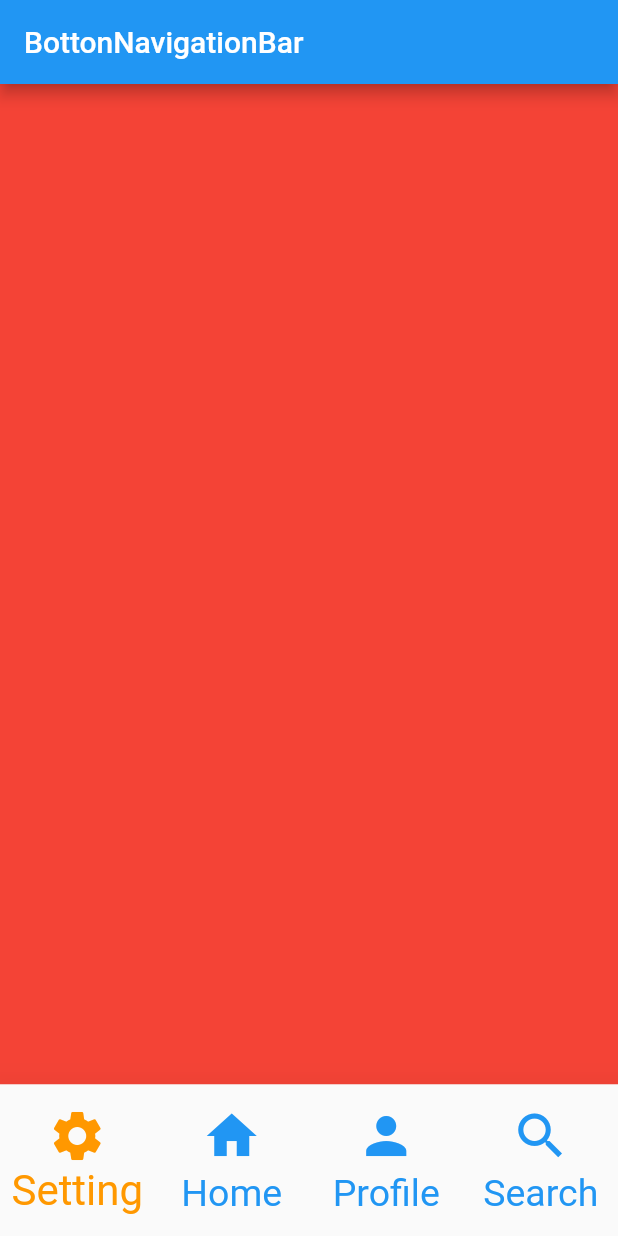
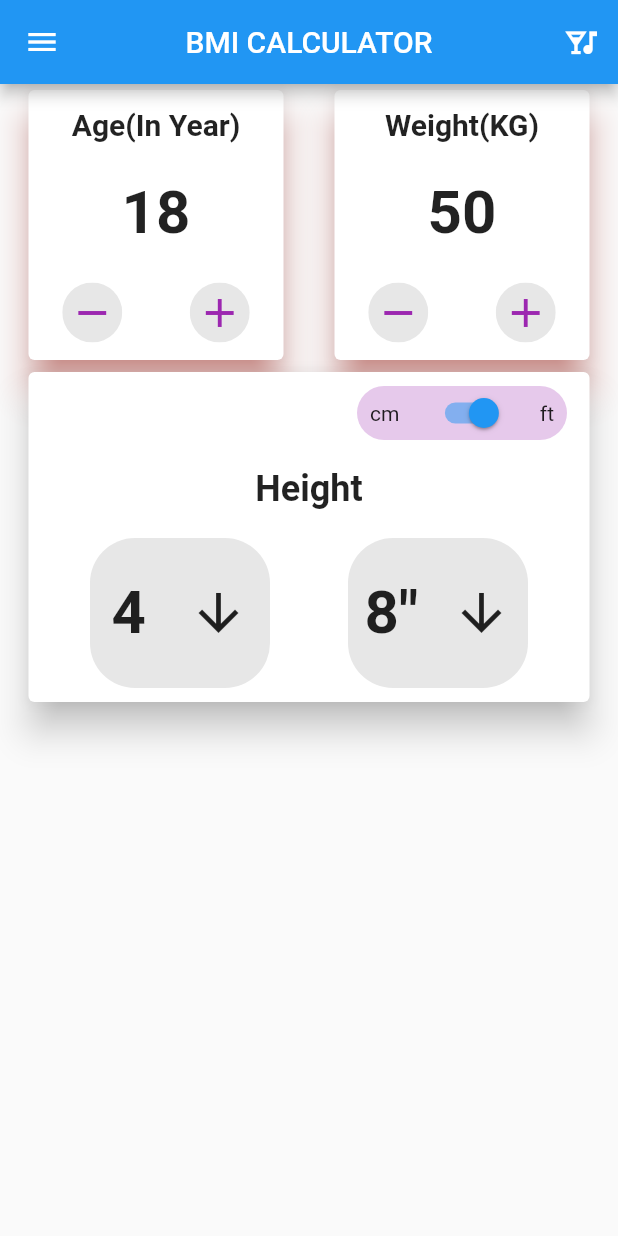
Before and after one commit to jpmehedi/ict-flutter-batch-8, a Flutter app: the screen it shows after launch, on a phone screen of 412 x 824 dp. Run offline on Flutter 3.47's test engine with Material 2 defaults, Android fonts, the light colour scheme and no system bars.

Commit message:
Layout building

```diff
--- /dev/null
+++ b/lib/bmi/bmi_screen.dart
@@ -0,0 +1,256 @@
+import 'package:flutter/material.dart';
+
+class BmiScreen extends StatelessWidget {
+  const BmiScreen({ Key? key }) : super(key: key);
+
+  @override
+  Widget build(BuildContext context) {
+    return Scaffold(
+      appBar: AppBar(
+        // backgroundColor: Colors.white,
+        title: Text("bmi calculator".toUpperCase()),
+        centerTitle: true,
+        actions: [
+          IconButton(
+            onPressed: (){},
+            icon: Icon(Icons.nightlife_outlined)
+          )
+        ],
+      ),
+      drawer: Drawer(),
+
+      body: Padding(
+        padding: const EdgeInsets.symmetric(horizontal: 15),
+        child: Column(
+          children: [
+            Container(
+              child: Row(
+                mainAxisAlignment: MainAxisAlignment.spaceBetween,
+                children: [
+                  Card(
+                    elevation: 10,
+                    shadowColor: Colors.red,
+                    // shape: RoundedRectangleBorder(
+                    //   borderRadius: BorderRadius.circular(20)
+                    // ),
+                    child: Container(
+                      height: 180,
+                      width: 170,
+                      child: Column(
+                        mainAxisAlignment: MainAxisAlignment.spaceAround,
+                        children: [
+                          Text(
+                            "Age(In Year)",
+                            style: TextStyle(
+                              fontSize: 20,
+                              fontWeight: FontWeight.bold
+                            ),
+                          ),
+                          Text(
+                           "18",
+                           style: TextStyle(
+                              fontSize: 40,
+                              fontWeight: FontWeight.bold
+                            ),
+                          ),
+                          Row(
+                            mainAxisAlignment: MainAxisAlignment.spaceAround,
+                            children: [
+                                ClipOval(
+                                  child: Material(
+                                    color: Colors.grey.withOpacity(0.25),
+                                    child: InkWell(
+                                      splashColor: Colors.blue,
+                                      onTap: (){},
+                                      child: SizedBox(
+                                        width: 40,
+                                        height: 40,
+                                        child: Icon(Icons.remove, size: 32, color: Colors.purple,),
+                                      ),
+                                    ),
+                                  ),
+                                ),
+                                ClipOval(
+                                  child: Material(
+                                    color: Colors.grey.withOpacity(0.25),
+                                    child: InkWell(
+                                      splashColor: Colors.blue,
+                                      onTap: (){},
+                                      child: SizedBox(
+                                        width: 40,
+                                        height: 40,
+                                        child: Icon(Icons.add, size: 32, color: Colors.purple,),
+                                      ),
+                                    ),
+                                  ),
+                                )
+                            ],
+                          )
+                        ],
+                      ),
+                    ),
+                  ),
+                  Card(
+                    elevation: 10,
+                    shadowColor: Colors.red,
+                    child: Container(
+                      height: 180,
+                      width: 170,
+                      child: Column(
+                        mainAxisAlignment: MainAxisAlignment.spaceAround,
+                        children: [
+                          Text(
+                            "Weight(KG)",
+                            style: TextStyle(
+                              fontSize: 20,
+                              fontWeight: FontWeight.bold
+                            ),
+                          ),
+                          Text(
+                           "50",
+                           style: TextStyle(
+                              fontSize: 40,
+                              fontWeight: FontWeight.bold
+                            ),
+                          ),
+                          Row(
+                            mainAxisAlignment: MainAxisAlignment.spaceAround,
+                            children: [
+                                ClipOval(
+                                  child: Material(
+                                    color: Colors.grey.withOpacity(0.25),
+                                    child: InkWell(
+                                      splashColor: Colors.blue,
+                                      onTap: (){},
+                                      child: SizedBox(
+                                        width: 40,
+                                        height: 40,
+                                        child: Icon(Icons.remove, size: 32, color: Colors.purple,),
+                                      ),
+                                    ),
+                                  ),
+                                ),
+                                ClipOval(
+                                  child: Material(
+                                    color: Colors.grey.withOpacity(0.25),
+                                    child: InkWell(
+                                      splashColor: Colors.blue,
+                                      onTap: (){},
+                                      child: SizedBox(
+                                        width: 40,
+                                        height: 40,
+                                        child: Icon(Icons.add, size: 32, color: Colors.purple,),
+                                      ),
+                                    ),
+                                  ),
+                                )
+                            ],
+                          )
+                        ],
+                      ),
+                    ),
+                  )
+                ],
+              ),
+            ),
+
+            Card(
+              elevation: 10,
+              child: Container(
+                height: 220,
+                padding: EdgeInsets.symmetric(horizontal: 15),
+                child: Column(
+                  mainAxisAlignment: MainAxisAlignment.spaceAround,
+                  children: [
+                    Row(
+                      mainAxisAlignment: MainAxisAlignment.end,
+                      children: [
+                        Container(
+                          height: 36,
+                          width: 140,
+                          decoration: BoxDecoration(
+                            color: Colors.purple.withOpacity(0.25),
+                            borderRadius: BorderRadius.circular(18)
+                          ),
+                          child: Row(
+                            mainAxisAlignment: MainAxisAlignment.spaceAround,
+                            children: [
+                              Text("cm"),
+                              Switch(
+                                value: true,
+                                onChanged: (bool x){}
+                              ),
+                              Text("ft")
+                            ],
+                          ),
+                        ),
+                      ],
+                    ),
+                    Text(
+                      "Height",
+                      style: TextStyle(
+                        fontSize: 24,
+                        fontWeight: FontWeight.bold
+                      ),
+                    ),
+                    Row(
+                      mainAxisAlignment: MainAxisAlignment.spaceAround,
+                      children: [
+                        Container(
+                          width: 120,
+                          height: 100,
+                          decoration: BoxDecoration(
+                            color: Colors.grey.withOpacity(0.25),
+                            borderRadius: BorderRadius.circular(30)
+                          ),
+                          child: Row(
+                            mainAxisAlignment: MainAxisAlignment.spaceAround,
+                            children: [
+                              Text(
+                                "4",
+                                style: TextStyle(
+                                  fontSize: 40,
+                                  fontWeight: FontWeight.bold
+                                ),
+                              ),
+                              Icon(Icons.arrow_downward, size: 40,)
+                            ],
+                          ),
+                        ),
+                        Container(
+                          width: 120,
+                          height: 100,
+                          decoration: BoxDecoration(
+                            color: Colors.grey.withOpacity(0.25),
+                            borderRadius: BorderRadius.circular(30)
+                          ),
+                          child: Row(
+                            mainAxisAlignment: MainAxisAlignment.spaceAround,
+                            children: [
+                              Text(
+                                '8"',
+                                style: TextStyle(
+                                  fontSize: 40,
+                                  fontWeight: FontWeight.bold
+                                ),
+                              ),
+                              Icon(Icons.arrow_downward, size: 40,)
+                            ],
+                          ),
+                        ),
+                      ],
+                    )
+
+                  ],
+                ),
+              ),
+            )
+
+
+
+          ],
+        ),
+      )
+    );
+  }
+}
--- a/lib/home_screen.dart
+++ b/lib/home_screen.dart
@@ -41,7 +41,6 @@ class _HomeScreenState extends State<HomeScreen> {
       bottomNavigationBar: BottomNavigationBar(
         type: BottomNavigationBarType.fixed,
         items: <BottomNavigationBarItem> [
-
           BottomNavigationBarItem(
             icon: Icon(Icons.settings),
             label: "Setting"
--- a/lib/main.dart
+++ b/lib/main.dart
@@ -1,5 +1,5 @@
 
-import 'package:demo_project/home_screen.dart';
+import 'package:demo_project/bmi/bmi_screen.dart';
 import 'package:flutter/material.dart';
 
 void main() {
@@ -12,7 +12,7 @@ void main() {
       // ),
       // home: HomePage()
       // home: ProfileScreen(),
-      home: HomeScreen(),
+      home: BmiScreen(),
     ),
   );
 }
```
